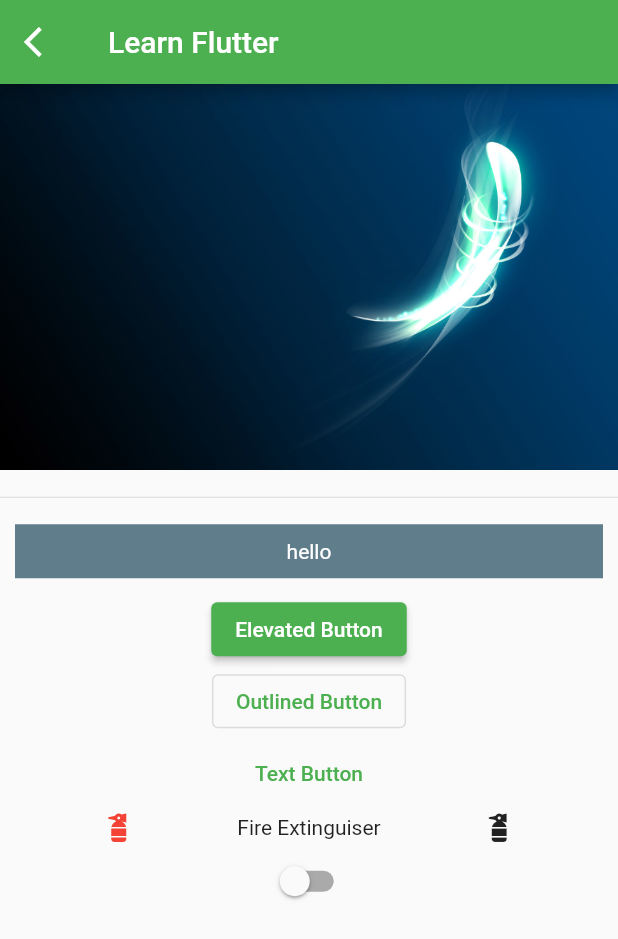
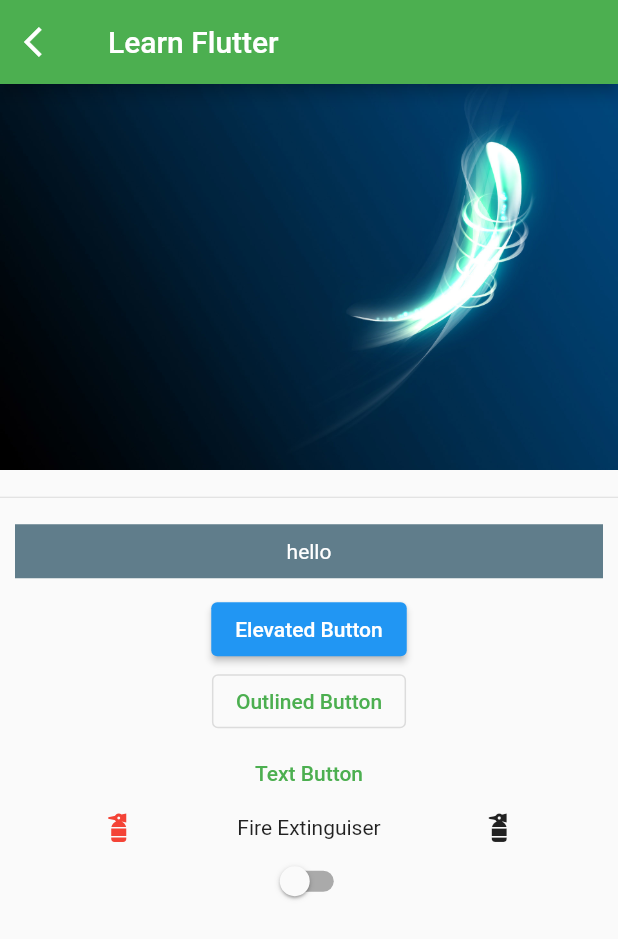
Before and after one commit to ShadrackOngera/flutter_mapp_one, a Flutter app: the LearnFlutterPage screen opened directly, on a phone screen of 412 x 824 dp. Shown: the top 939 px of the screen. Run offline on Flutter 3.47's test engine with Material 2 defaults, Android fonts, the phone set to English and light mode, and no system bars.

Commit message:
is Switch function

```diff
--- a/lib/learn_flutter_page.dart
+++ b/lib/learn_flutter_page.dart
@@ -42,6 +42,9 @@ class _LearnFlutterPageState extends State<LearnFlutterPage> {
             ),
           ),
           ElevatedButton(
+            style: ElevatedButton.styleFrom(
+              primary: isSwitch ? Colors.green : Colors.blue,
+            ),
             onPressed: () {
               debugPrint('elevated button');
             },
```
